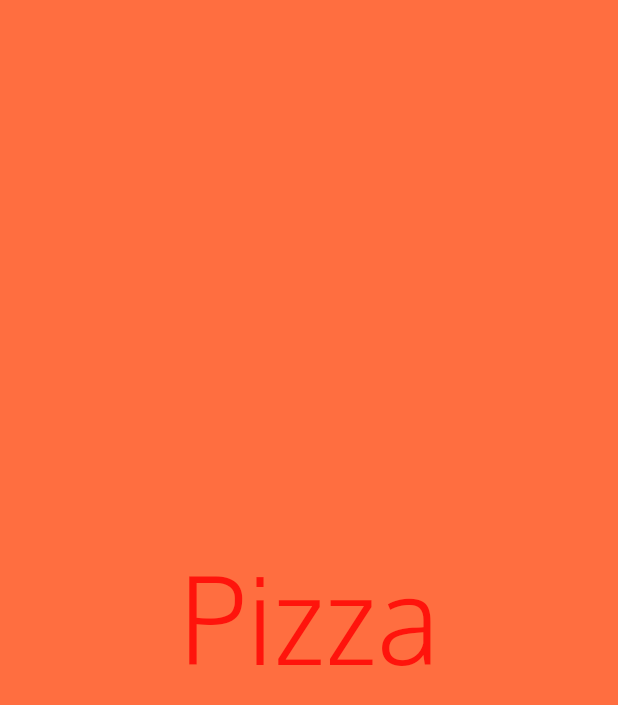
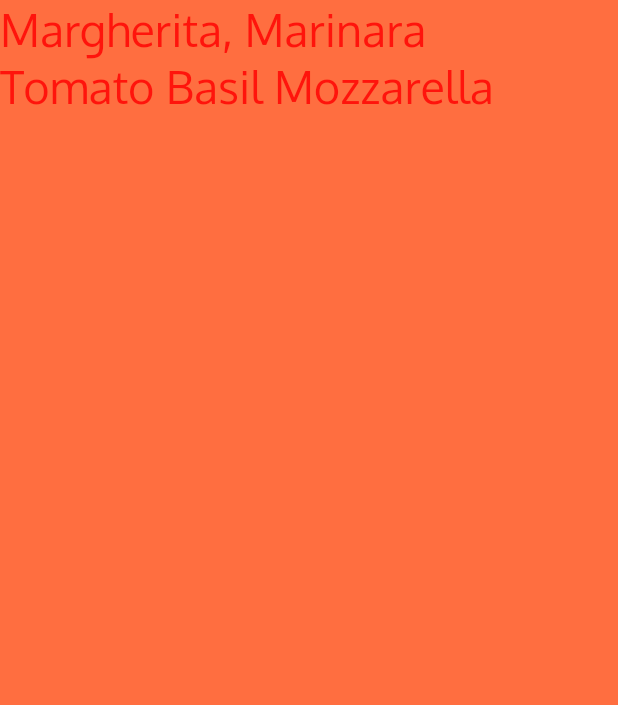
Before and after one commit to pre22/App_widget, a Flutter app: the screen it shows after launch, on a phone screen of 412 x 824 dp. Shown: the top 705 px of the screen. Run offline on Flutter 3.47's test engine with Material 2 defaults, Android fonts, the phone set to English and light mode, and no system bars.

Commit message:
fix: layout not organized yet

```diff
--- a/lib/ui/home.dart
+++ b/lib/ui/home.dart
@@ -6,15 +6,40 @@ class Home extends StatelessWidget {
     return Container(
         alignment: Alignment.center,
         color: Colors.deepOrangeAccent,
-        child: Text(
-          "Pizza",
-          textDirection: TextDirection.ltr,
-          style: TextStyle(
-            fontFamily: 'Oxygen',
-            fontWeight: FontWeight.w300,
-            fontSize: 80.0,
-            decoration: TextDecoration.none,
+        // Rows and column
+        child: Column(children: <Widget>[
+          Row(
+            children: <Widget>[
+              Expanded(
+                child: Text(
+                  "Margherita, Marinara",
+                  textDirection: TextDirection.ltr,
+                  style: TextStyle(
+                    fontFamily: 'Oxygen',
+                    fontWeight: FontWeight.normal,
+                    fontSize: 30.0,
+                    decoration: TextDecoration.none,
+                  ),
+                ),
+              )
+            ],
           ),
-        ));
+
+          // row two
+          Row(children: <Widget>[
+            Expanded(
+              child: Text(
+                "Tomato Basil Mozzarella",
+                textDirection: TextDirection.ltr,
+                style: TextStyle(
+                  fontFamily: 'Oxygen',
+                  fontWeight: FontWeight.normal,
+                  fontSize: 30.0,
+                  decoration: TextDecoration.none,
+                ),
+              ),
+            )
+          ]),
+        ]));
   }
 }
```
